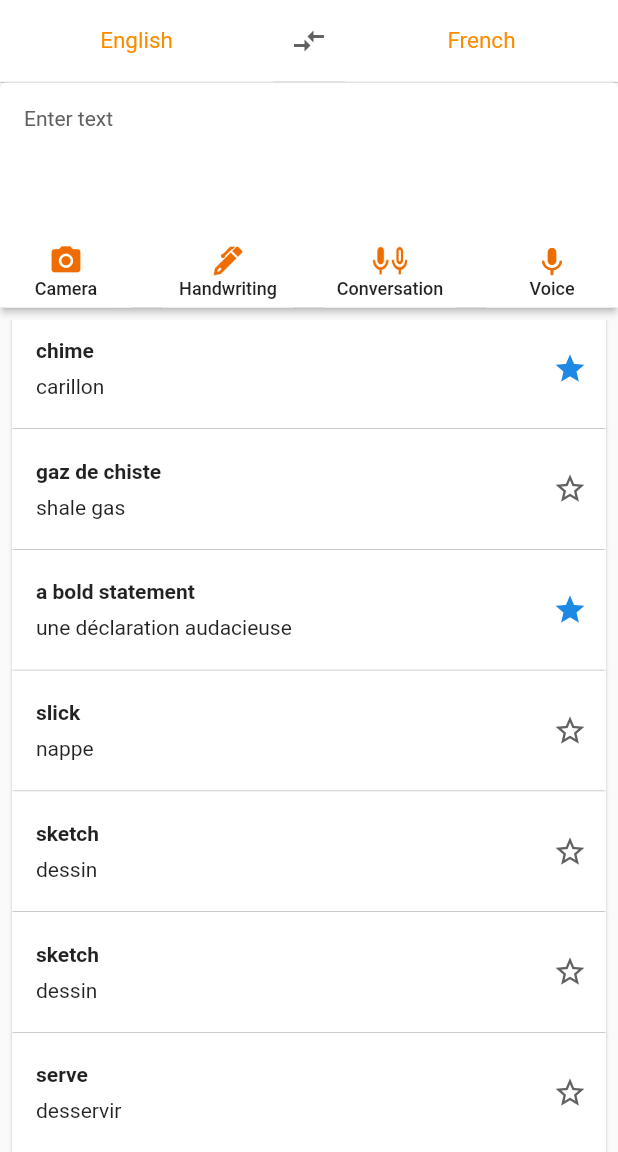
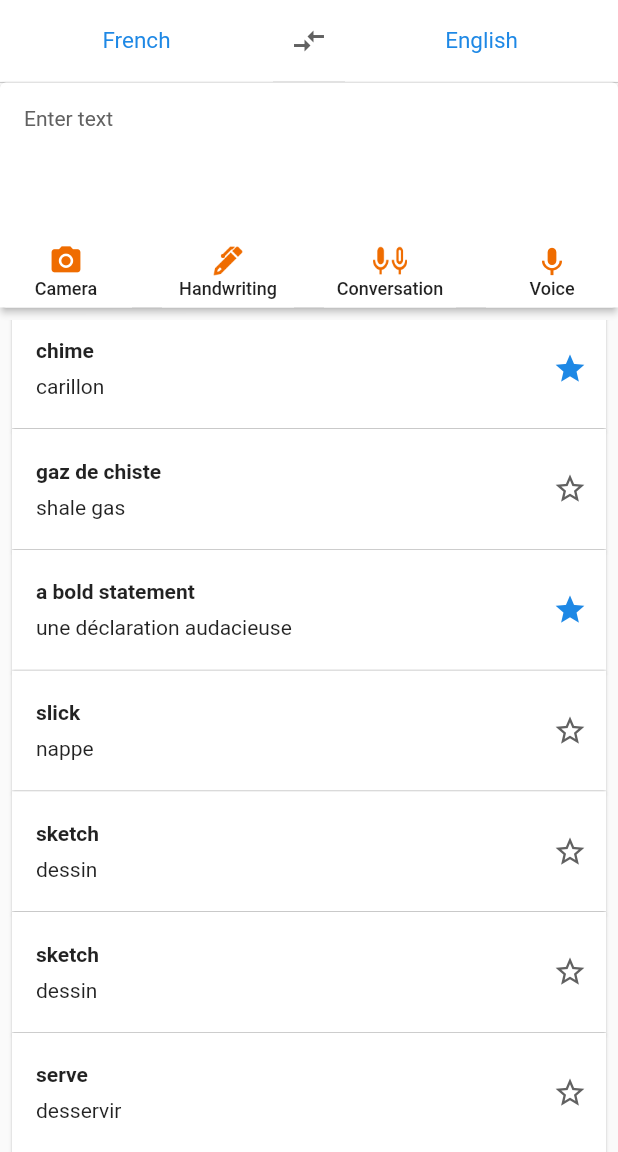
Before and after one commit to butachin/flutter-translation, a Flutter app: the screen it shows after launch, scrolled down 330 dp, after a tap on the "compare arrows" icon, on a phone screen of 412 x 824 dp, the part 84-1236 px from its top. Run offline on Flutter 3.47's test engine with Material 2 defaults, Android fonts, the phone set to English and light mode, and no system bars.

Commit message:
[update]

```diff
--- a/lib/components/choose-language.dart
+++ b/lib/components/choose-language.dart
@@ -1,15 +1,74 @@
 import 'package:flutter/material.dart';
 
+import '../models/language.dart';
+import '../screens/language-page.dart';
+
 class ChooseLanguage extends StatefulWidget {
-  ChooseLanguage({Key key}) : super(key: key);
+  ChooseLanguage({Key key, this.onLanguageChanged}) : super(key: key);
+
+  final Function(Language firstCode, Language secondCode) onLanguageChanged;
 
   @override
   _ChooseLanguageState createState() => _ChooseLanguageState();
 }
 
 class _ChooseLanguageState extends State<ChooseLanguage> {
-  String _firstLanguage = "English";
-  String _secondLanguage = "French";
+  Language _firstLanguage = Language('en', 'English', true, true, true);
+  Language _secondLanguage = Language('fr', 'French', true, true, true);
+
+  // Switch the first and the second language
+  void _switchLanguage() {
+    Language _tmpLanguage = this._firstLanguage;
+
+    setState(() {
+      this._firstLanguage = this._secondLanguage;
+      this._secondLanguage = _tmpLanguage;
+    });
+
+    this.widget.onLanguageChanged(this._firstLanguage, this._secondLanguage);
+  }
+
+  // Choose a new first language
+  void _chooseFirstLanguage(String title, bool isAutomaticEnabled) async {
+    final language = await Navigator.push(
+      context,
+      MaterialPageRoute(
+        builder: (context) => LanguagePage(
+          title: title,
+          isAutomaticEnabled: isAutomaticEnabled,
+        ),
+      ),
+    );
+
+    if (language != null) {
+      this.setState(() {
+        this._firstLanguage = language;
+      });
+
+      this.widget.onLanguageChanged(this._firstLanguage, this._secondLanguage);
+    }
+  }
+
+  // Choose a new second language
+  void _chooseSecondLanguage(String title, bool isAutomaticEnabled) async {
+    final language = await Navigator.push(
+      context,
+      MaterialPageRoute(
+        builder: (context) => LanguagePage(
+          title: title,
+          isAutomaticEnabled: isAutomaticEnabled,
+        ),
+      ),
+    );
+
+    if (language != null) {
+      this.setState(() {
+        this._secondLanguage = language;
+      });
+
+      this.widget.onLanguageChanged(this._firstLanguage, this._secondLanguage);
+    }
+  }
 
   @override
   Widget build(BuildContext context) {
@@ -32,12 +91,14 @@ class _ChooseLanguageState extends State<ChooseLanguage> {
             child: Material(
               color: Colors.white,
               child: InkWell(
-                onTap: () {},
+                onTap: () {
+                  this._chooseFirstLanguage("Translate from", true);
+                },
                 child: Center(
                   child: Text(
-                    this._firstLanguage,
+                    this._firstLanguage.name,
                     style: TextStyle(
-                      color: Colors.orange[600],
+                      color: Colors.blue[600],
                       fontSize: 15.0,
                     ),
                   ),
@@ -52,19 +113,21 @@ class _ChooseLanguageState extends State<ChooseLanguage> {
                 Icons.compare_arrows,
                 color: Colors.grey[700],
               ),
-              onPressed: () {},
+              onPressed: this._switchLanguage,
             ),
           ),
           Expanded(
             child: Material(
               color: Colors.white,
               child: InkWell(
-                onTap: () {},
+                onTap: () {
+                  this._chooseSecondLanguage("Translate to", false);
+                },
                 child: Center(
                   child: Text(
-                    this._secondLanguage,
+                    this._secondLanguage.name,
                     style: TextStyle(
-                      color: Colors.orange[600],
+                      color: Colors.blue[600],
                       fontSize: 15.0,
                     ),
                   ),
--- a/lib/components/list-translate.dart
+++ b/lib/components/list-translate.dart
@@ -119,13 +119,11 @@ class _ListTranslateState extends State<ListTranslate> {
 
   @override
   Widget build(BuildContext context) {
-    return Expanded(
-      child: ListView.builder(
-        itemCount: _items.length,
-        itemBuilder: (BuildContext ctxt, int index) {
-          return _displayCard(index);
-        },
-      ),
+    return ListView.builder(
+      itemCount: _items.length,
+      itemBuilder: (BuildContext ctxt, int index) {
+        return _displayCard(index);
+      },
     );
   }
 }
--- a/lib/screens/home-page.dart
+++ b/lib/screens/home-page.dart
@@ -3,6 +3,8 @@ import 'package:flutter/material.dart';
 import '../components/choose-language.dart';
 import '../components/translate-text.dart';
 import '../components/list-translate.dart';
+import '../components/translate-input.dart';
+import '../models/language.dart';
 
 class HomePage extends StatefulWidget {
   HomePage({Key key, this.title}) : super(key: key);
@@ -13,23 +15,120 @@ class HomePage extends StatefulWidget {
   _HomePageState createState() => _HomePageState();
 }
 
-class _HomePageState extends State<HomePage> {
+class _HomePageState extends State<HomePage>
+    with SingleTickerProviderStateMixin {
+  bool _isTextTouched = false;
+  Language _firstLanguage = Language('en', 'English', true, true, true);
+  Language _secondLanguage = Language('fr', 'French', true, true, true);
+  FocusNode _textFocusNode = FocusNode();
+  AnimationController _controller;
+  Animation _animation;
+
+  @override
+  void initState() {
+    super.initState();
+
+    _controller = AnimationController(
+      duration: const Duration(milliseconds: 150),
+      vsync: this,
+    )..addListener(() {
+      this.setState(() {});
+    });
+  }
+
+  @override
+  void dispose() {
+    this._controller.dispose();
+    this._textFocusNode.dispose();
+    super.dispose();
+  }
+
+  _onLanguageChanged(Language firstCode, Language secondCode) {
+    this.setState(() {
+      this._firstLanguage = firstCode;
+      this._secondLanguage = secondCode;
+    });
+  }
+
+  // Generate animations to enter the text to translate
+  _onTextTouched(bool isTouched) {
+    Tween _tween = SizeTween(
+      begin: Size(0.0, kToolbarHeight),
+      end: Size(0.0, 0.0),
+    );
+
+    this._animation = _tween.animate(this._controller);
+
+    if (isTouched) {
+      FocusScope.of(context).requestFocus(this._textFocusNode);
+      this._controller.forward();
+    } else {
+      FocusScope.of(context).requestFocus(new FocusNode());
+      this._controller.reverse();
+    }
+
+    this.setState(() {
+      this._isTextTouched = isTouched;
+    });
+  }
+
+  Widget _displaySuggestions() {
+    if (this._isTextTouched) {
+      return Container(
+        color: Colors.black.withOpacity(0.4),
+      );
+    } else {
+      return Container();
+    }
+  }
 
   @override
   Widget build(BuildContext context) {
     return Scaffold(
-      appBar: AppBar(
-        title: Text(widget.title),
-        elevation: 0.0,
+      appBar: PreferredSize(
+        preferredSize: Size.fromHeight(this._isTextTouched
+            ? this._animation.value.height
+            : kToolbarHeight),
+        child: AppBar(
+          title: Text(widget.title),
+          elevation: 0.0,
+        ),
       ),
       body: Column(
         children: <Widget>[
-          ChooseLanguage(),
-          Container(
-            margin: EdgeInsets.only(bottom: 8.0),
-            child: TranslateText(),
+          ChooseLanguage(
+            onLanguageChanged: this._onLanguageChanged,
           ),
-          ListTranslate(),
+          Stack(
+            children: <Widget>[
+              Offstage(
+                offstage: this._isTextTouched,
+                child: TranslateText(
+                  onTextTouched: this._onTextTouched,
+                ),
+              ),
+              Offstage(
+                offstage: !this._isTextTouched,
+                child: TranslateInput(
+                  onCloseClicked: this._onTextTouched,
+                  focusNode: this._textFocusNode,
+                  firstLanguage: this._firstLanguage,
+                  secondLanguage: this._secondLanguage,
+                ),
+              ),
+            ],
+          ),
+          Expanded(
+            child: Stack(
+              children: <Widget>[
+                Container(
+                  margin: EdgeInsets.only(top: 8.0),
+                  child: ListTranslate(),
+                ),
+                this._displaySuggestions(),
+              ],
+            ),
+          ),
         ],
       ),
     );
```
Also changed, not shown: lib/components/translate-text.dart (line endings or trailing spaces).
